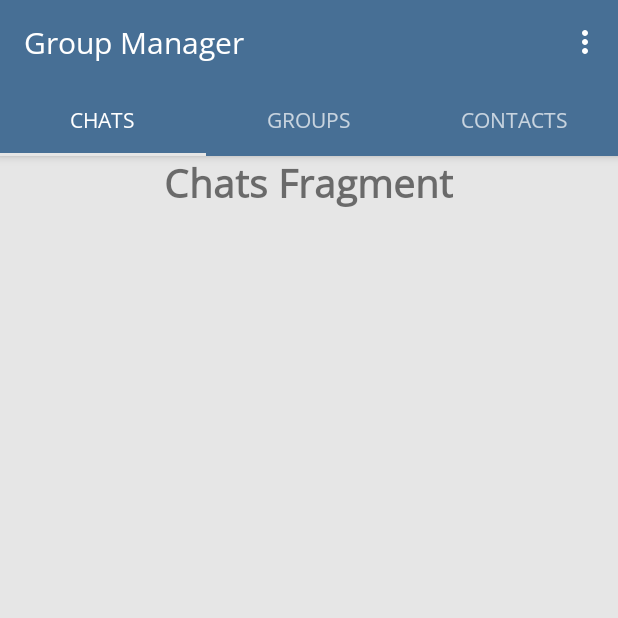
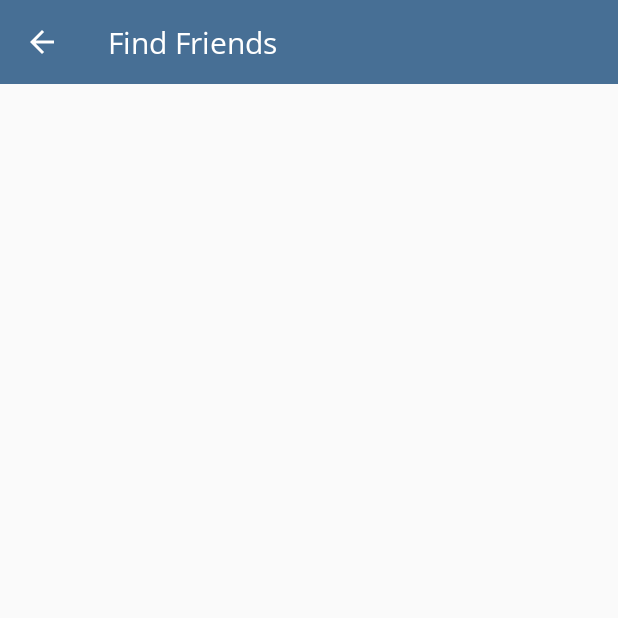
Before and after one commit to AdamyanMax/GroupManager, an Android app: the MainActivity screen opened directly, with no data from a screen before it, in the options menu, after a tap on "Find Friends", on a phone screen of 412 x 824 dp, the top half of it. Run offline under Robolectric (Android 15) with nearby library versions, the phone set to English and light mode, and no system bars; our stand-ins replace Firebase (no records; nobody signed in at launch, a user with empty details on screens opened directly); 1 statement that could not run was skipped.

Commit message:
Commit #3 Added the FindFriendsActivity.

```diff
--- a/app/src/main/AndroidManifest.xml
+++ b/app/src/main/AndroidManifest.xml
@@ -17,6 +17,10 @@
         android:supportsRtl="true"
         android:theme="@style/Theme.Manage"
         tools:targetApi="31">
+        <activity
+            android:name=".Menu.FindFriendsActivity"
+            android:parentActivityName=".MainActivity"
+            android:exported="false" />
         <activity
             android:name=".Menu.ImageCropper.CropperActivity"
             android:exported="false" />
--- a/app/src/main/java/com/example/manage/MainActivity.java
+++ b/app/src/main/java/com/example/manage/MainActivity.java
@@ -18,6 +18,7 @@ import androidx.viewpager2.widget.ViewPager2;
 
 import com.example.manage.Adapter.TabAccessorAdapter;
 import com.example.manage.Authentication.LoginActivity;
+import com.example.manage.Menu.FindFriendsActivity;
 import com.example.manage.Menu.SettingsActivity;
 import com.google.android.material.tabs.TabLayout;
 import com.google.android.material.tabs.TabLayoutMediator;
@@ -119,11 +120,12 @@ public class MainActivity extends AppCompatActivity {
         }
 
         if (item.getItemId() == R.id.main_find_friends_option) {
-
+            sendUserToFindFriendsActivity();
         }
 
         return true;
     }
+
 
     private void requestNewGroup() {
         AlertDialog.Builder builder = new AlertDialog.Builder(MainActivity.this, R.style.AlertDialog);
@@ -177,4 +179,9 @@ public class MainActivity extends AppCompatActivity {
         startActivity(settingsIntent);
         finish();
     }
+
+    private void sendUserToFindFriendsActivity() {
+        Intent findFriendsIntent = new Intent(MainActivity.this, FindFriendsActivity.class);
+        startActivity(findFriendsIntent);
+    }
 }
--- /dev/null
+++ b/app/src/main/java/com/example/manage/Menu/FindFriendsActivity.java
@@ -0,0 +1,33 @@
+package com.example.manage.Menu;
+
+import android.os.Bundle;
+
+import androidx.appcompat.app.AppCompatActivity;
+import androidx.appcompat.widget.Toolbar;
+import androidx.recyclerview.widget.LinearLayoutManager;
+import androidx.recyclerview.widget.RecyclerView;
+
+import com.example.manage.R;
+
+import java.util.Objects;
+
+public class FindFriendsActivity extends AppCompatActivity {
+
+    private Toolbar mToolbar;
+    private RecyclerView rvFindFriends;
+
+    @Override
+    protected void onCreate(Bundle savedInstanceState) {
+        super.onCreate(savedInstanceState);
+        setContentView(R.layout.activity_find_firends);
+
+        rvFindFriends = findViewById(R.id.rv_find_friends);
+        rvFindFriends.setLayoutManager(new LinearLayoutManager(this));
+
+        mToolbar = findViewById(R.id.find_friends_toolbar);
+        setSupportActionBar(mToolbar);
+        Objects.requireNonNull(getSupportActionBar()).setDisplayHomeAsUpEnabled(true);
+        getSupportActionBar().setDisplayShowHomeEnabled(true);
+        getSupportActionBar().setTitle("Find Friends");
+    }
+}
--- /dev/null
+++ b/app/src/main/res/layout/activity_find_firends.xml
@@ -0,0 +1,19 @@
+<?xml version="1.0" encoding="utf-8"?>
+<LinearLayout xmlns:android="http://schemas.android.com/apk/res/android"
+    xmlns:tools="http://schemas.android.com/tools"
+    android:layout_width="match_parent"
+    android:layout_height="match_parent"
+    android:orientation="vertical"
+    tools:context=".Menu.FindFriendsActivity">
+
+    <include
+        android:id="@+id/find_friends_toolbar"
+        layout="@layout/app_bar_layout" />
+
+    <androidx.recyclerview.widget.RecyclerView
+        android:id="@+id/rv_find_friends"
+        android:layout_width="match_parent"
+        android:layout_height="match_parent" />
+
+
+</LinearLayout>
```
